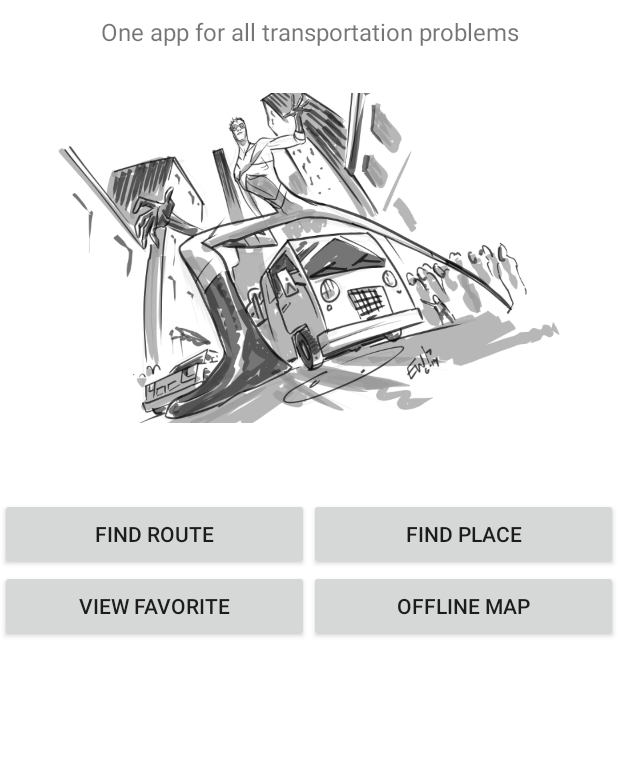
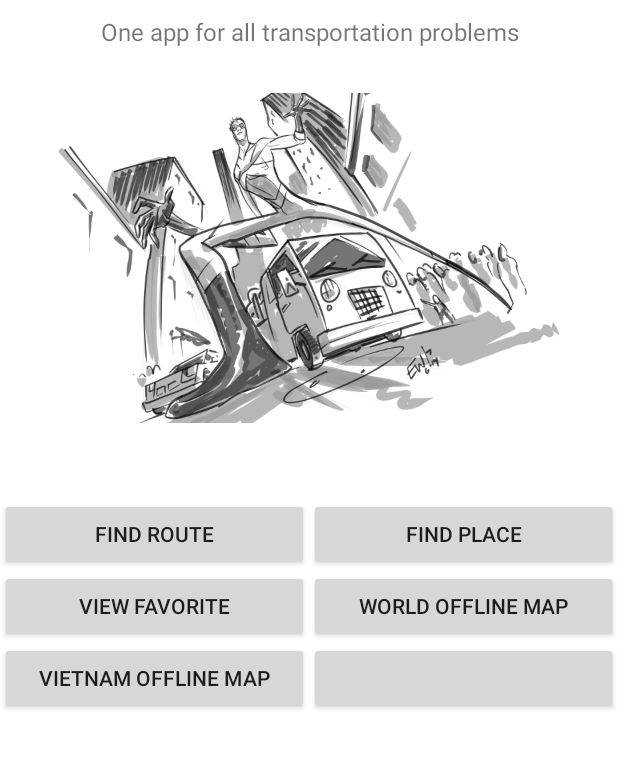
Before and after one commit to luong-komorebi/Overkill, an Android app: the screen it shows after launch (MainActivity), on a phone screen of 412 x 824 dp, the part 131-900 px from its top. Run offline under Robolectric (Android 15) with nearby library versions, the phone set to English and light mode, and no system bars; Roboto replaces fonts that are not available here.

Commit message:
Add offline function for world map and vietnam

```diff
--- a/app/src/main/java/luongvo/com/everythingtraffic/MainActivity.java
+++ b/app/src/main/java/luongvo/com/everythingtraffic/MainActivity.java
@@ -92,5 +92,17 @@ public class MainActivity extends AppCompatActivity {
                 startActivity(intent);
             }
         });
+
+        Button viewVietnamOffline = (Button) findViewById(R.id.viewVietnamOffline);
+        viewVietnamOffline.setOnClickListener(new View.OnClickListener() {
+            @Override
+            public void onClick(View v) {
+                Intent intent = new Intent(MainActivity.this, DisplayOfflineMap.class);
+                Bundle b = new Bundle();
+                b.putString("mapembed", "mapembed");
+                intent.putExtras(b);
+                startActivity(intent);
+            }
+        });
     }
 }
--- a/app/src/main/res/layout/activity_main.xml
+++ b/app/src/main/res/layout/activity_main.xml
@@ -73,9 +73,29 @@
                     android:layout_height="wrap_content"
                     android:layout_weight="1"
                     android:id="@+id/offlineMap"
-                    android:text="Offline Map"/>
+                    android:text="World Offline Map"/>
 
             </LinearLayout>
+            <LinearLayout
+                android:layout_width="match_parent"
+                android:layout_height="wrap_content"
+                android:orientation="horizontal">
+
+                <Button
+                    android:layout_width="0dp"
+                    android:layout_height="wrap_content"
+                    android:layout_weight="1"
+                    android:id="@+id/viewVietnamOffline"
+                    android:text="Vietnam OFFLINE MAP"/>
+
+                <Button
+                    android:layout_width="0dp"
+                    android:layout_height="wrap_content"
+                    android:layout_weight="1"
+                    android:text=""/>
+
+            </LinearLayout>
+
         </LinearLayout>
     </ScrollView>
 </LinearLayout>
--- a/app/src/main/res/values/strings.xml
+++ b/app/src/main/res/values/strings.xml
@@ -1,5 +1,5 @@
 <resources>
-    <string name="app_name">Everythingtraffic</string>
+    <string name="app_name">Overkill</string>
     <string name="title_activity_maps">Map</string>
     <string name="title_activity_maps2">Map</string>
     <string name="api_key" translatable="false">c240d77c-5b3d-4e0e-859e-6bbeaaaef7b1</string>
```
Also changed, not shown: app/src/main/java/luongvo/com/everythingtraffic/DisplayOfflineMap.java (+25 -0 lines), 1 other file.
